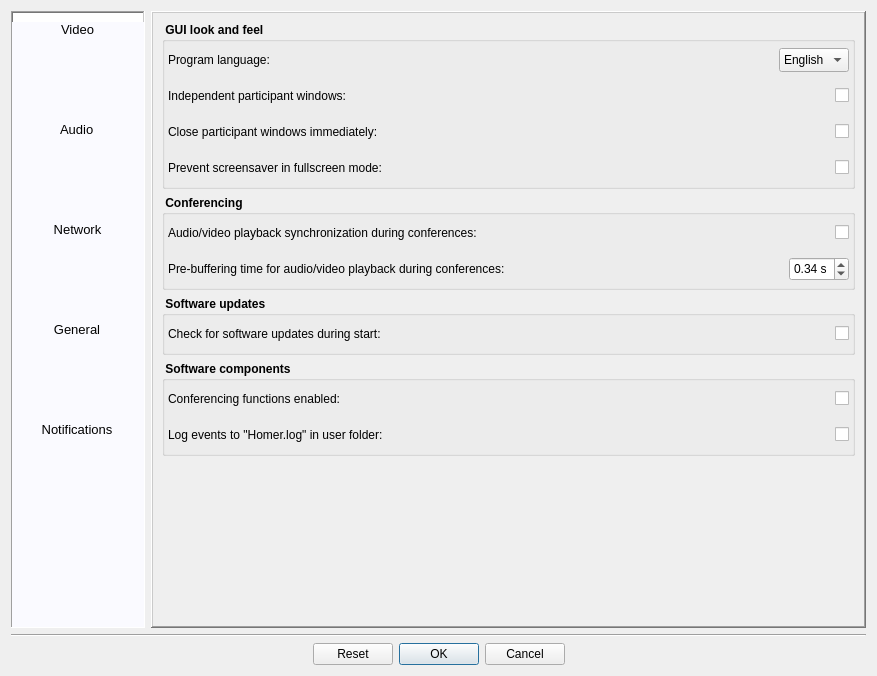
First picture: the form in Homer/forms/Dialogs/ConfigurationDialog.ui, repository Homer-Conferencing/Homer-Conferencing, before the edit.
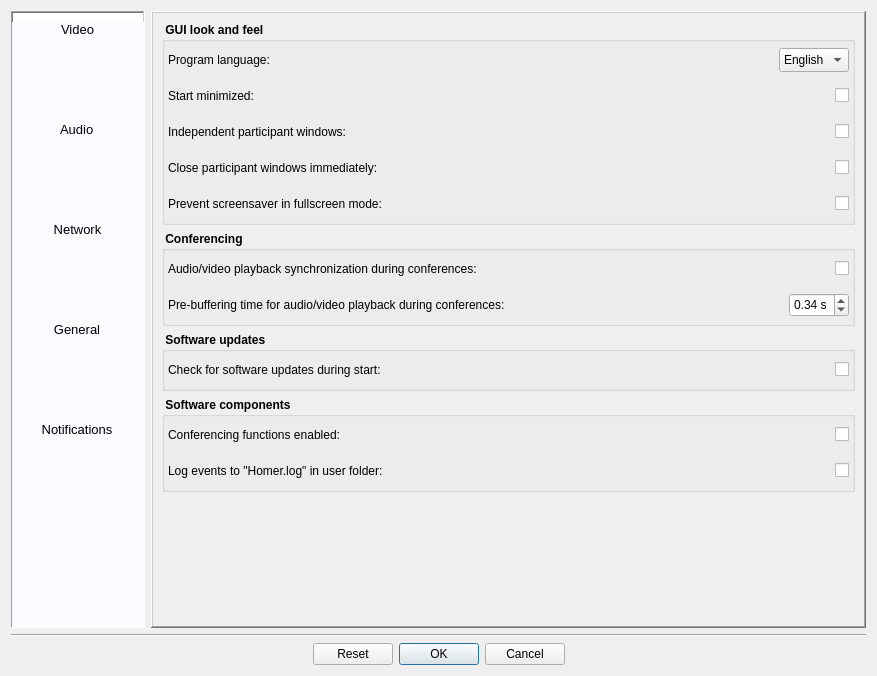
Second picture: the form after the edit. The open tabs and pages were chosen to show the change. Icons and pictures are not drawn.

Commit message: - added: allow to start the program in minimized mode

The edit to the form file:
```diff
--- a/Homer/forms/Dialogs/ConfigurationDialog.ui
+++ b/Homer/forms/Dialogs/ConfigurationDialog.ui
@@ -2752,6 +2752,49 @@
               </item>
              </layout>
             </item>
+            <item>
+             <layout class="QHBoxLayout" name="horizontalLayout_48">
+              <item>
+               <widget class="QLabel" name="label_27">
+                <property name="minimumSize">
+                 <size>
+                  <width>0</width>
+                  <height>30</height>
+                 </size>
+                </property>
+                <property name="font">
+                 <font>
+                  <weight>50</weight>
+                  <bold>false</bold>
+                 </font>
+                </property>
+                <property name="text">
+                 <string>Start minimized:</string>
+                </property>
+               </widget>
+              </item>
+              <item>
+               <spacer name="horizontalSpacer_54">
+                <property name="orientation">
+                 <enum>Qt::Horizontal</enum>
+                </property>
+                <property name="sizeHint" stdset="0">
+                 <size>
+                  <width>40</width>
+                  <height>20</height>
+                 </size>
+                </property>
+               </spacer>
+              </item>
+              <item>
+               <widget class="QCheckBox" name="mCbMainWindowMinimized">
+                <property name="text">
+                 <string/>
+                </property>
+               </widget>
+              </item>
+             </layout>
+            </item>
             <item>
              <layout class="QHBoxLayout" name="horizontalLayout_35">
               <item>
```
Left out of the diff: 2 changed lines with no effect on the pictures. The commit also changes 5 other files.
